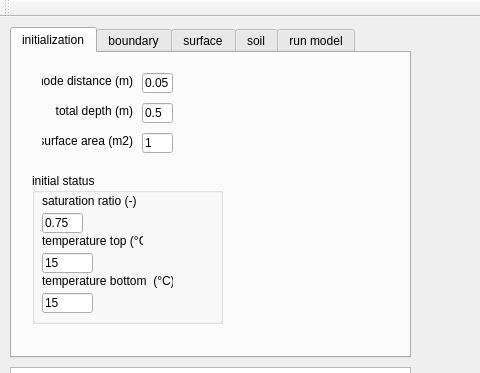
The window that HEAT1D/mainwindow.ui (gaowudao/CRITERIA3D) describes before a commit, drawn with Qt 5; both pictures show x 0 to 480 and y 0 to 373 of the 1200 by 619 pixel window.
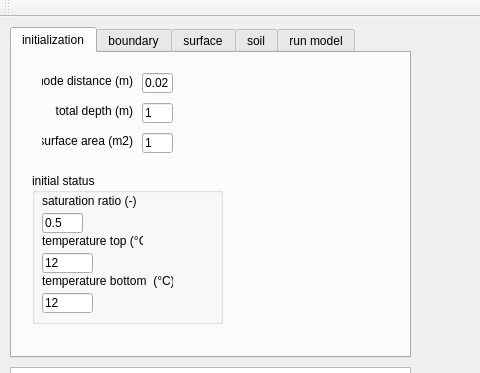
The same window after the commit. The open tabs and pages were chosen to show the change.

What changed in the file:
```diff
--- a/HEAT1D/mainwindow.ui
+++ b/HEAT1D/mainwindow.ui
@@ -106,7 +106,7 @@
        </rect>
       </property>
       <property name="text">
-       <string>0.5</string>
+       <string>1</string>
       </property>
      </widget>
      <widget class="QLabel" name="label_2">
@@ -135,7 +135,7 @@
        </rect>
       </property>
       <property name="text">
-       <string>0.05</string>
+       <string>0.02</string>
       </property>
      </widget>
      <widget class="QGroupBox" name="groupBox_5">
@@ -160,7 +160,7 @@
         </rect>
        </property>
        <property name="text">
-        <string>0.75</string>
+        <string>0.5</string>
        </property>
       </widget>
       <widget class="QLineEdit" name="lineEditIniTTop">
@@ -173,7 +173,7 @@
         </rect>
        </property>
        <property name="text">
-        <string>15</string>
+        <string>12</string>
        </property>
       </widget>
       <widget class="QLabel" name="label_16">
@@ -225,7 +225,7 @@
         </rect>
        </property>
        <property name="text">
-        <string>15</string>
+        <string>12</string>
        </property>
       </widget>
      </widget>
```
Left out of the diff: 4 changed lines with no effect on the pictures.
